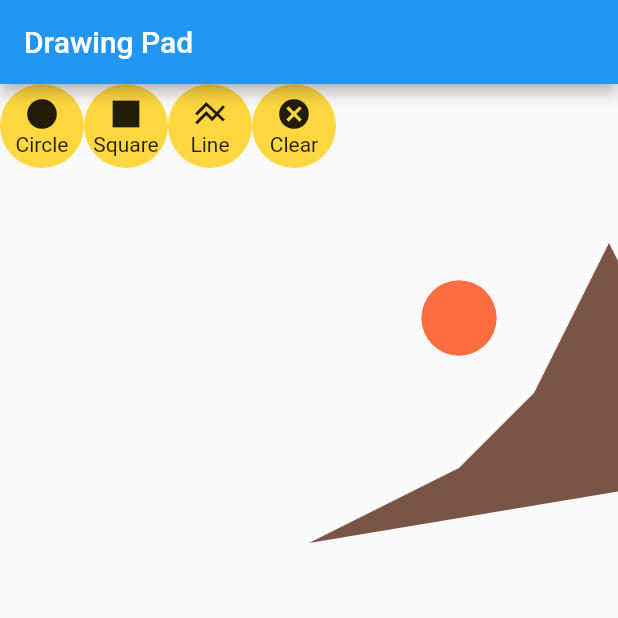
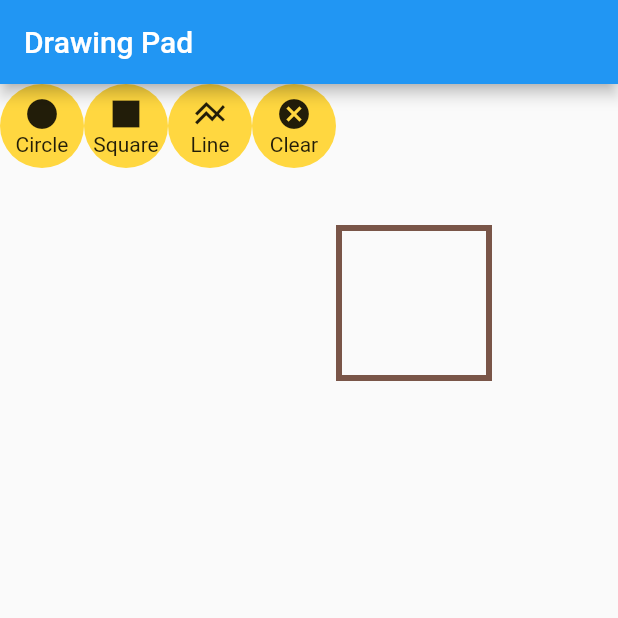
Before and after one commit to pemix09/flutter-drawing-pad, a Flutter app: the screen it shows after launch, after a tap on "Circle", on a phone screen of 412 x 824 dp, the top half of it. Run offline on Flutter 3.47's test engine with Material 2 defaults, Android fonts, the phone set to English and light mode, and no system bars.

```diff
--- a/lib/Buttons/AddCircleButton.dart
+++ b/lib/Buttons/AddCircleButton.dart
@@ -1,32 +1,31 @@
 import 'package:flutter/cupertino.dart';
 import 'package:flutter/material.dart';
+import 'package:hello_world/app_config.dart';
 
-class AddCircleButton extends StatelessWidget{
-  final Function buttonHandler;
-  const AddCircleButton({super.key, required this.buttonHandler});
+class AddCircleButton extends StatelessWidget {
+  final String widgetName = 'Circle';
+
+  const AddCircleButton({super.key});
 
   @override
-  Widget build(BuildContext context){
+  Widget build(BuildContext context) {
     return SizedBox.fromSize(
         size: const Size(56, 56),
         child: ClipOval(
             child: Material(
                 color: Colors.amberAccent,
                 child: InkWell(
-                  splashColor: Colors.green,
-                  onTap: (){
-                    buttonHandler(1);
-                  },
-                  child: Column(
+                    splashColor: Colors.green,
+                    onTap: () {
+                      print(widgetName + 'was clicked');
+                      AppConfig.of(context)?.toolService.ChangleSelectedTool(1);
+                    },
+                    child: Column(
                       mainAxisAlignment: MainAxisAlignment.center,
                       children: const <Widget>[
                         Icon(Icons.circle),
                         Text("Circle"),
-                  ],
-                )
-            )
-        )
-    )
-    );
+                      ],
+                    )))));
   }
 }
--- a/lib/Painter/my_cutom_painter.dart
+++ b/lib/Painter/my_cutom_painter.dart
@@ -7,43 +7,17 @@ class MyCustomPainter extends CustomPainter {
   @override
   void paint(Canvas canvas, Size size) {
     // 1
-    Paint paintMountains = Paint()
-      ..style = PaintingStyle.fill
-      ..color = Colors.brown;
-    // 2
-    Paint paintSun = Paint()
-      ..style = PaintingStyle.fill
-      ..color = Colors.deepOrangeAccent;
+    Paint paint = Paint()
+      ..style = PaintingStyle.stroke
+      ..color = Colors.brown
+      ..strokeWidth = 4.0;
 
-    // 3
-    Path path = Path();
-    path.moveTo(0, 250);
-    path.lineTo(100, 200);
-    path.lineTo(150, 150);
-    path.lineTo(200, 50);
-    path.lineTo(250, 150);
-    path.lineTo(300, 200);
-    path.lineTo(size.width, 250);
-    path.lineTo(0, 250);
-    canvas.drawPath(path, paintMountains);
-
-    // 4
-    path = Path();
-    path.moveTo(100, 100);
-    path.addOval(Rect.fromCircle(center: Offset(100, 100), radius: 25));
-    canvas.drawPath(path, paintSun);
-
-    // 4
-    path.moveTo(100, 100);
-    path.addOval(Rect.fromCircle(center: Offset(100, 100), radius: 25));
-
-    // 5
-    canvas.drawPath(path, paintSun);
+    canvas.drawRect(Rect.fromLTWH(20, 40, 100, 100), paint);
   }
 
   // 4
   @override
-  bool shouldRepaint(MyCustomPainter delegate) {
+  bool shouldRepaint(MyCustomPainter oldDelegate) {
     return true;
   }
 }
--- /dev/null
+++ b/lib/Services/tool_service.dart
@@ -0,0 +1,12 @@
+class ToolService {
+  int selectedTool = 1;
+
+  //default tool
+  ToolService() {
+    selectedTool = 1;
+  }
+
+  void ChangleSelectedTool(int _newSelection) {
+    selectedTool = _newSelection;
+  }
+}
--- a/lib/ToolBars/PaintingTools.dart
+++ b/lib/ToolBars/PaintingTools.dart
@@ -15,9 +15,6 @@ class PaintingTools extends StatefulWidget{
 class _PaintingToolsState extends State<PaintingTools>{
   late int selectedTool;
 
-  void changeSelectedTool(int input) {
-    selectedTool = input;
-  }
 
   @override
   Widget build(BuildContext context){
@@ -25,7 +22,7 @@ class _PaintingToolsState extends State<PaintingTools>{
       child: Row(
         textDirection: TextDirection.ltr,
           children: <Widget>[
-            AddCircleButton(buttonHandler: changeSelectedTool),
+            AddCircleButton(),
             AddSquareButton(),
             AddLineButton(),
             ClearButton()
--- /dev/null
+++ b/lib/app_config.dart
@@ -0,0 +1,19 @@
+import 'package:flutter/cupertino.dart';
+import 'Services/tool_service.dart';
+
+class AppConfig extends InheritedWidget {
+  final ToolService toolService;
+
+  const AppConfig(
+      {Key? key, required Widget child, required ToolService this.toolService})
+      : super(key: key, child: child);
+
+  //Method below will go app the stack and will search for sonfig, and it will return it
+  static AppConfig? of(BuildContext context) {
+    return context.dependOnInheritedWidgetOfExactType<AppConfig>();
+  }
+
+  //method below can modify other elements of app to update, for example to changle selection of tool
+  @override
+  bool updateShouldNotify(_) => false;
+}
--- a/lib/main.dart
+++ b/lib/main.dart
@@ -1,10 +1,16 @@
 import 'package:flutter/material.dart';
+import 'package:hello_world/Services/tool_service.dart';
 import 'Painter/painter.dart';
 import 'ToolBars/PaintingTools.dart';
+import 'app_config.dart';
 
 void main() {
-  runApp(
-    MaterialApp(
+  final toolService = ToolService();
+
+  runApp(AppConfig(
+      toolService: toolService,
+      child: MaterialApp(
+          debugShowCheckedModeBanner: false,
           home: Scaffold(
             appBar: AppBar(
               title: const Text('Drawing Pad'),
@@ -13,11 +19,10 @@ void main() {
                 child: Column(
               children: const <Widget>[
                 PaintingTools(),
-              Painter(title: 'Drawing Pad',),
+                Painter(
+                  title: 'Drawing Pad',
+                ),
               ],
-          )
-        ),
-      )
-    )
-  );
+            )),
+          ))));
 }
```
Also changed, not shown: pubspec.yaml (line endings or trailing spaces). Lines whose indentation alone changed are shown as unchanged.
